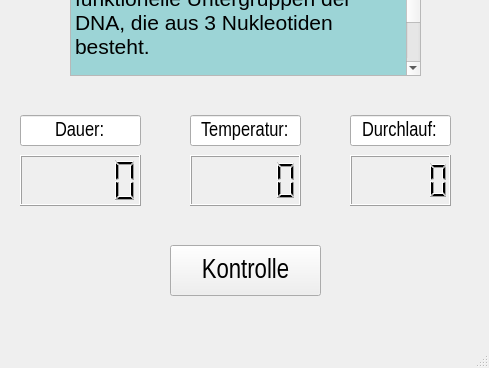
The window that dipl_Phasenablauf/AblaufWindowSens_v1.ui (diplomarbeit-PCR/Diplomarbeit_PCR) describes before a commit, drawn with Qt 5; both pictures show x 0 to 489 and y 365 to 733 of the 489 by 733 pixel window.
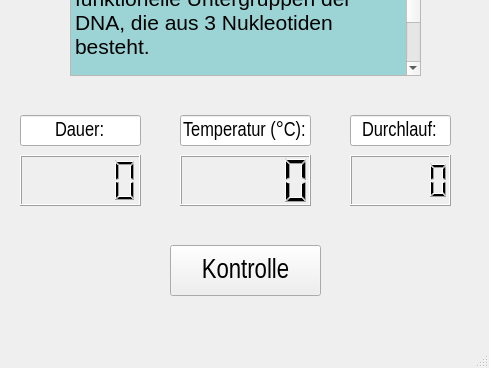
The same window after the commit.

Commit message: neue windows

The edit to the form file:
```diff
--- a/dipl_Phasenablauf/AblaufWindowSens_v1.ui
+++ b/dipl_Phasenablauf/AblaufWindowSens_v1.ui
@@ -155,9 +155,9 @@
    <widget class="QLCDNumber" name="temp_sensA">
     <property name="geometry">
      <rect>
-      <x>190</x>
+      <x>180</x>
       <y>520</y>
-      <width>111</width>
+      <width>131</width>
       <height>51</height>
      </rect>
     </property>
@@ -165,9 +165,9 @@
    <widget class="QLineEdit" name="Temp_line">
     <property name="geometry">
      <rect>
-      <x>190</x>
+      <x>180</x>
       <y>480</y>
-      <width>111</width>
+      <width>131</width>
       <height>31</height>
      </rect>
     </property>
@@ -178,7 +178,7 @@
      </font>
     </property>
     <property name="text">
-     <string>Temperatur:</string>
+     <string>Temperatur (°C):</string>
     </property>
     <property name="alignment">
      <set>Qt::AlignCenter</set>
```
Left out of the diff: 2 changed lines with no effect on the pictures. The commit also changes 4 other files.
